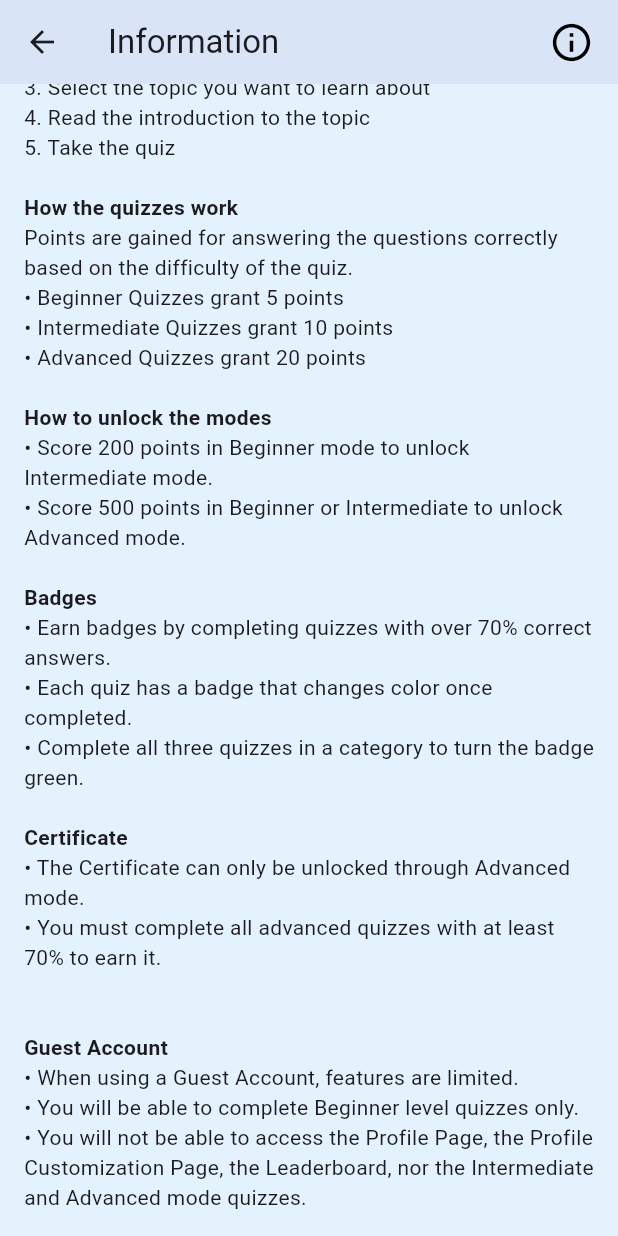
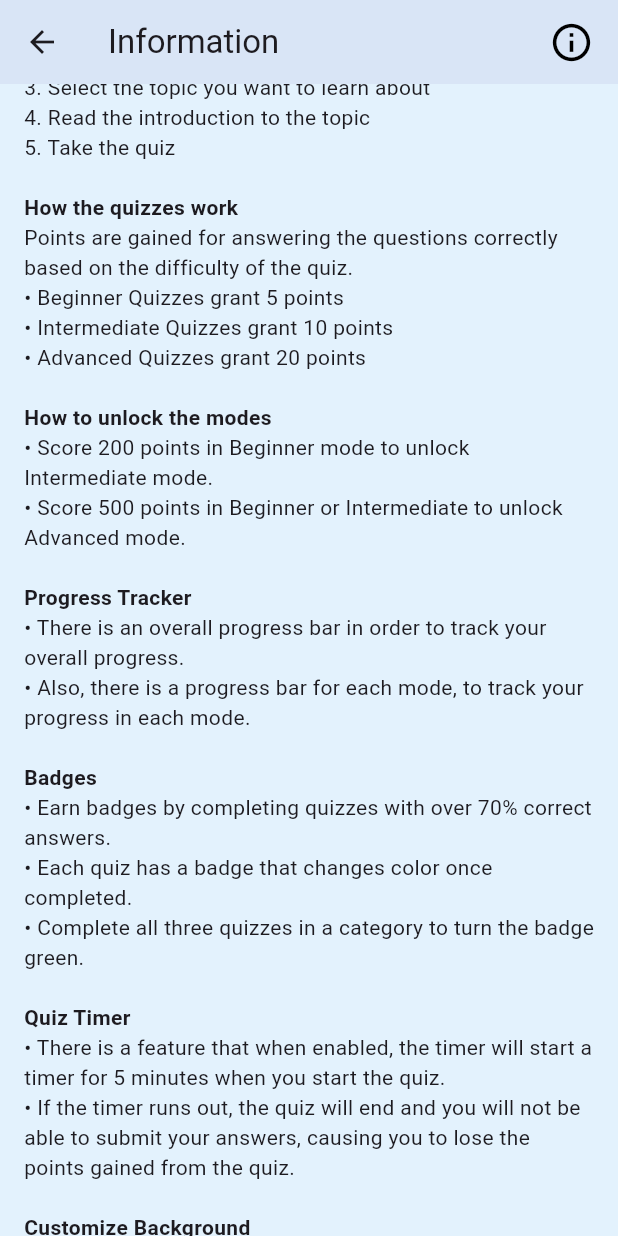
Before and after one commit to SotirisStyl/DoubleProjectNetSecured, a Flutter app: the InfoPage screen opened directly, scrolled down 304 dp, on a phone screen of 412 x 824 dp. Run offline on Flutter 3.47's test engine with Material 3 defaults, Android fonts, the phone set to English and light mode, and no system bars; our stand-ins replace curved_navigation_bar, font_awesome_flutter, get, open_file, shared_preferences, supabase_flutter; missing offline and left inert: fluttermoji; accounts and stored records are empty.

Commit message:
finished the developing only thing that is left is performance issues

```diff
--- a/lib/info_page.dart
+++ b/lib/info_page.dart
@@ -60,12 +60,30 @@ class InfoPage extends StatelessWidget {
             Text("• Score 200 points in Beginner mode to unlock Intermediate mode."),
             Text("• Score 500 points in Beginner or Intermediate to unlock Advanced mode.\n"),
             Text(
+              "Progress Tracker",
+              style: TextStyle(fontWeight: FontWeight.bold),
+            ),
+            Text("• There is an overall progress bar in order to track your overall progress."),
+            Text("• Also, there is a progress bar for each mode, to track your progress in each mode.\n"),
+            Text(
               "Badges",
               style: TextStyle(fontWeight: FontWeight.bold),
             ),
             Text("• Earn badges by completing quizzes with over 70% correct answers."),
             Text("• Each quiz has a badge that changes color once completed."),
             Text("• Complete all three quizzes in a category to turn the badge green.\n"),
+            Text(
+              "Quiz Timer",
+              style: TextStyle(fontWeight: FontWeight.bold),
+            ),
+            Text("• There is a feature that when enabled, the timer will start a timer for 5 minutes when you start the quiz."),
+            Text("• If the timer runs out, the quiz will end and you will not be able to submit your answers, causing you to lose the points gained from the quiz.\n"),
+            Text(
+              "Customize Background",
+              style: TextStyle(fontWeight: FontWeight.bold),
+            ),
+            Text("• There is a feature that allows you to customize the background of the app."),
+            Text("• You can choose from a variety of colors to customize the background of the app.\n"),
             Text(
               "Certificate",
               style: TextStyle(fontWeight: FontWeight.bold),
--- a/lib/quiz_page.dart
+++ b/lib/quiz_page.dart
@@ -1,9 +1,10 @@
 import 'dart:async';
 import 'dart:io';
-
 import 'package:flutter/material.dart';
 import 'package:supabase_flutter/supabase_flutter.dart';
 import 'package:shared_preferences/shared_preferences.dart';
+
+import 'package:cs_app2/app_main_page.dart';
 
 class QuizPage extends StatefulWidget {
   final String tableName;
@@ -161,8 +162,10 @@ class _QuizPageState extends State<QuizPage> {
           actions: [
             TextButton(
               onPressed: () {
-                Navigator.pop(context);
-                Navigator.pop(context); // Exit quiz page
+                Navigator.pushReplacement(
+                  context,
+                  MaterialPageRoute(builder: (context) => QuizMainPage()),
+                ); // Exit quiz page
               },
               child: const Text("OK"),
             ),
@@ -192,8 +195,10 @@ class _QuizPageState extends State<QuizPage> {
         actions: [
           TextButton(
             onPressed: () {
-              Navigator.pop(context);
-              Navigator.pop(context); // Exit quiz page
+              Navigator.pushReplacement(
+                context,
+                MaterialPageRoute(builder: (context) => QuizMainPage()),
+              );
             },
             child: const Text("OK"),
           ),
@@ -264,8 +269,10 @@ class _QuizPageState extends State<QuizPage> {
         actions: [
           TextButton(
             onPressed: () {
-              Navigator.pop(context);
-              Navigator.pop(context); // Exit quiz page
+              Navigator.pushReplacement(
+                context,
+                MaterialPageRoute(builder: (context) => QuizMainPage()),
+              );// Exit quiz page
             },
             child: const Text("OK"),
           ),
```
Also changed, not shown: lib/profile_page.dart (+31 -4 lines).
